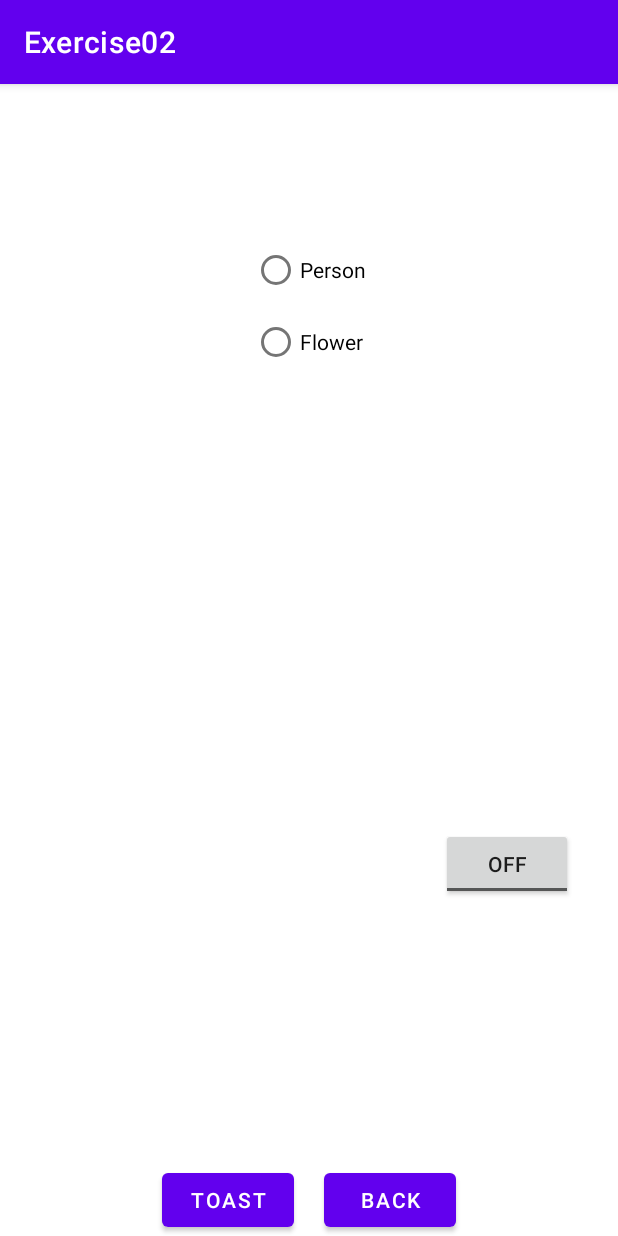
After one commit to Boguslawa-Tlolka/Android_uni_lab, an Android app: the ButtonsActivity screen opened directly, with no data from a screen before it, on a phone screen of 412 x 824 dp. The commit adds this screen. Run offline under Robolectric (Android 15) with nearby library versions, the phone set to English and light mode, and no system bars.

Commit message:
Add buttons activity

```diff
--- a/android_lab/ex_02_passing_data_intents/app/src/main/AndroidManifest.xml
+++ b/android_lab/ex_02_passing_data_intents/app/src/main/AndroidManifest.xml
@@ -9,6 +9,7 @@
         android:roundIcon="@mipmap/ic_launcher_round"
         android:supportsRtl="true"
         android:theme="@style/Theme.Exercise02">
+        <activity android:name=".ButtonsActivity"></activity>
         <activity android:name=".MainActivity">
             <intent-filter>
                 <action android:name="android.intent.action.MAIN" />
--- /dev/null
+++ b/android_lab/ex_02_passing_data_intents/app/src/main/java/com/lab/android/exercise02/ButtonsActivity.kt
@@ -0,0 +1,65 @@
+package com.lab.android.exercise02
+
+import androidx.appcompat.app.AppCompatActivity
+import android.os.Bundle
+import android.view.View
+import android.widget.*
+
+class ButtonsActivity : AppCompatActivity() {
+    override fun onCreate(savedInstanceState: Bundle?) {
+        super.onCreate(savedInstanceState)
+        setContentView(R.layout.activity_buttons)
+
+        val toggle: ToggleButton = findViewById(R.id.textToggleButton)
+        toggle.setOnCheckedChangeListener { _, isChecked ->
+            if (isChecked) {
+                // The toggle is enabled
+                findViewById<TextView>(R.id.helloTextView).visibility = View.VISIBLE
+            } else {
+                // The toggle is disabled
+                findViewById<TextView>(R.id.helloTextView).visibility = View.INVISIBLE
+            }
+        }
+
+        var textRadio = ""
+        var textToggle = ""
+
+        val toastButton: Button = findViewById(R.id.toastButton)
+        toastButton.setOnClickListener {
+            textRadio = when (findViewById<RadioButton>(R.id.flowerRadioButton).isChecked) {
+                true -> getString(R.string.flower_radio)
+                else -> if (findViewById<RadioButton>(R.id.personRadioButton).isChecked) getString(R.string.person_radio)
+                else getString(R.string.no_picture)
+            }
+
+            textToggle = when (toggle.isChecked) {
+                true -> getString(R.string.visible)
+                else -> getString(R.string.invisible)
+            }
+
+            val toast = Toast.makeText(this, "$textRadio\n$textToggle", Toast.LENGTH_SHORT)
+            toast.show()
+        }
+    }
+
+    fun finishActivity(view: View?){
+        finish()
+    }
+
+    fun onRadioButtonClicked(view: View) {
+        if (view is RadioButton) {
+            val checked = view.isChecked
+            // Check which radio button was clicked
+            when (view.getId()) {
+                R.id.personRadioButton ->
+                    if (checked) {
+                        findViewById<ImageView>(R.id.contentImageView).setImageResource(R.drawable.ic_person)
+                    }
+                R.id.flowerRadioButton ->
+                    if (checked) {
+                        findViewById<ImageView>(R.id.contentImageView).setImageResource(R.drawable.ic_flower)
+                    }
+            }
+        }
+    }
+}
--- /dev/null
+++ b/android_lab/ex_02_passing_data_intents/app/src/main/res/drawable/ic_flower.xml
@@ -0,0 +1,5 @@
+<vector android:height="24dp" android:tint="#B00F3B"
+    android:viewportHeight="24" android:viewportWidth="24"
+    android:width="24dp" xmlns:android="http://schemas.android.com/apk/res/android">
+    <path android:fillColor="@android:color/white" android:pathData="M12,22c4.97,0 9,-4.03 9,-9 -4.97,0 -9,4.03 -9,9zM5.6,10.25c0,1.38 1.12,2.5 2.5,2.5 0.53,0 1.01,-0.16 1.42,-0.44l-0.02,0.19c0,1.38 1.12,2.5 2.5,2.5s2.5,-1.12 2.5,-2.5l-0.02,-0.19c0.4,0.28 0.89,0.44 1.42,0.44 1.38,0 2.5,-1.12 2.5,-2.5 0,-1 -0.59,-1.85 -1.43,-2.25 0.84,-0.4 1.43,-1.25 1.43,-2.25 0,-1.38 -1.12,-2.5 -2.5,-2.5 -0.53,0 -1.01,0.16 -1.42,0.44l0.02,-0.19C14.5,2.12 13.38,1 12,1S9.5,2.12 9.5,3.5l0.02,0.19c-0.4,-0.28 -0.89,-0.44 -1.42,-0.44 -1.38,0 -2.5,1.12 -2.5,2.5 0,1 0.59,1.85 1.43,2.25 -0.84,0.4 -1.43,1.25 -1.43,2.25zM12,5.5c1.38,0 2.5,1.12 2.5,2.5s-1.12,2.5 -2.5,2.5S9.5,9.38 9.5,8s1.12,-2.5 2.5,-2.5zM3,13c0,4.97 4.03,9 9,9 0,-4.97 -4.03,-9 -9,-9z"/>
+</vector>
--- /dev/null
+++ b/android_lab/ex_02_passing_data_intents/app/src/main/res/drawable/ic_person.xml
@@ -0,0 +1,5 @@
+<vector android:height="24dp" android:tint="#00117A"
+    android:viewportHeight="24" android:viewportWidth="24"
+    android:width="24dp" xmlns:android="http://schemas.android.com/apk/res/android">
+    <path android:fillColor="@android:color/white" android:pathData="M12,12c2.21,0 4,-1.79 4,-4s-1.79,-4 -4,-4 -4,1.79 -4,4 1.79,4 4,4zM12,14c-2.67,0 -8,1.34 -8,4v2h16v-2c0,-2.66 -5.33,-4 -8,-4z"/>
+</vector>
--- /dev/null
+++ b/android_lab/ex_02_passing_data_intents/app/src/main/res/layout/activity_buttons.xml
@@ -0,0 +1,98 @@
+<?xml version="1.0" encoding="utf-8"?>
+<androidx.constraintlayout.widget.ConstraintLayout
+    xmlns:android="http://schemas.android.com/apk/res/android"
+    xmlns:app="http://schemas.android.com/apk/res-auto"
+    xmlns:tools="http://schemas.android.com/tools"
+    android:layout_width="match_parent"
+    android:layout_height="match_parent"
+    tools:context=".ButtonsActivity">
+
+    <RadioGroup
+        android:layout_width="wrap_content"
+        android:layout_height="match_parent"
+        android:layout_marginTop="100dp"
+        app:layout_constraintStart_toStartOf="parent"
+        app:layout_constraintEnd_toEndOf="parent"
+        app:layout_constraintTop_toTopOf="parent"
+        app:layout_constraintBottom_toBottomOf="parent"
+        >
+
+        <RadioButton
+            android:id="@+id/personRadioButton"
+            android:layout_width="wrap_content"
+            android:layout_height="wrap_content"
+            android:text="@string/person_radio"
+            android:onClick="onRadioButtonClicked" />
+
+        <RadioButton
+            android:id="@+id/flowerRadioButton"
+            android:layout_width="wrap_content"
+            android:layout_height="wrap_content"
+            android:text="@string/flower_radio"
+            android:onClick="onRadioButtonClicked" />
+
+    </RadioGroup>
+
+    <ImageView
+        android:id="@+id/contentImageView"
+        android:layout_width="150dp"
+        android:layout_height="150dp"
+        app:layout_constraintBottom_toBottomOf="parent"
+        app:layout_constraintEnd_toEndOf="parent"
+        app:layout_constraintHorizontal_bias="0.498"
+        app:layout_constraintStart_toStartOf="parent"
+        app:layout_constraintTop_toTopOf="parent"
+        app:layout_constraintVertical_bias="0.459"
+        tools:srcCompat="@tools:sample/avatars" />
+
+    <TextView
+        android:id="@+id/helloTextView"
+        android:layout_width="match_parent"
+        android:layout_height="wrap_content"
+        android:layout_marginEnd="196dp"
+        android:text="@string/hello"
+        android:visibility="invisible"
+        android:gravity="end"
+        app:layout_constraintBottom_toBottomOf="parent"
+        app:layout_constraintEnd_toStartOf="@+id/textToggleButton"
+        app:layout_constraintHorizontal_bias="0.301"
+        app:layout_constraintStart_toStartOf="parent"
+        app:layout_constraintTop_toTopOf="parent"
+        app:layout_constraintVertical_bias="0.678" />
+
+    <ToggleButton
+        android:id="@+id/textToggleButton"
+        android:layout_width="wrap_content"
+        android:layout_height="wrap_content"
+        android:layout_marginEnd="30dp"
+        app:layout_constraintBottom_toBottomOf="parent"
+        app:layout_constraintEnd_toEndOf="parent"
+        app:layout_constraintTop_toTopOf="parent"
+        app:layout_constraintVertical_bias="0.689" />
+
+    <Button
+        android:id="@+id/toastButton"
+        android:layout_width="wrap_content"
+        android:layout_height="wrap_content"
+        android:layout_marginEnd="20dp"
+        android:text="@string/toast"
+        app:layout_constraintBottom_toBottomOf="parent"
+        app:layout_constraintEnd_toStartOf="@+id/backButton"
+        app:layout_constraintHorizontal_chainStyle="packed"
+        app:layout_constraintStart_toStartOf="parent"
+        app:layout_constraintVertical_chainStyle="packed" />
+
+    <Button
+        android:id="@+id/backButton"
+        android:layout_width="wrap_content"
+        android:layout_height="wrap_content"
+        android:text="@string/back"
+        android:onClick="finishActivity"
+        android:clickable="true"
+        android:focusable="true"
+        app:layout_constraintBottom_toBottomOf="parent"
+        app:layout_constraintEnd_toEndOf="parent"
+        app:layout_constraintStart_toEndOf="@+id/toastButton"
+        app:layout_constraintVertical_chainStyle="packed" />
+
+</androidx.constraintlayout.widget.ConstraintLayout>
--- a/android_lab/ex_02_passing_data_intents/app/src/main/res/values/strings.xml
+++ b/android_lab/ex_02_passing_data_intents/app/src/main/res/values/strings.xml
@@ -5,4 +5,12 @@
     <string name="buttons">Buttons</string>
     <string name="bmi">BMI</string>
     <string name="relative">Relative</string>
+    <string name="person_radio">Person</string>
+    <string name="flower_radio">Flower</string>
+    <string name="hello">Hello!</string>
+    <string name="toast">Toast</string>
+    <string name="back">back</string>
+    <string name="no_picture">No picture</string>
+    <string name="visible">Text visible</string>
+    <string name="invisible">Text invisible</string>
 </resources>
```
